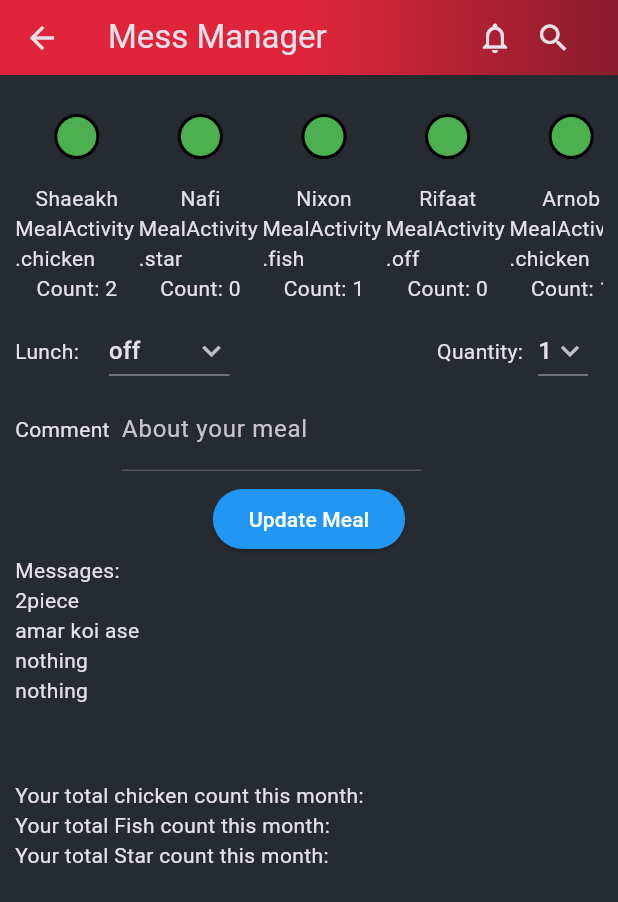
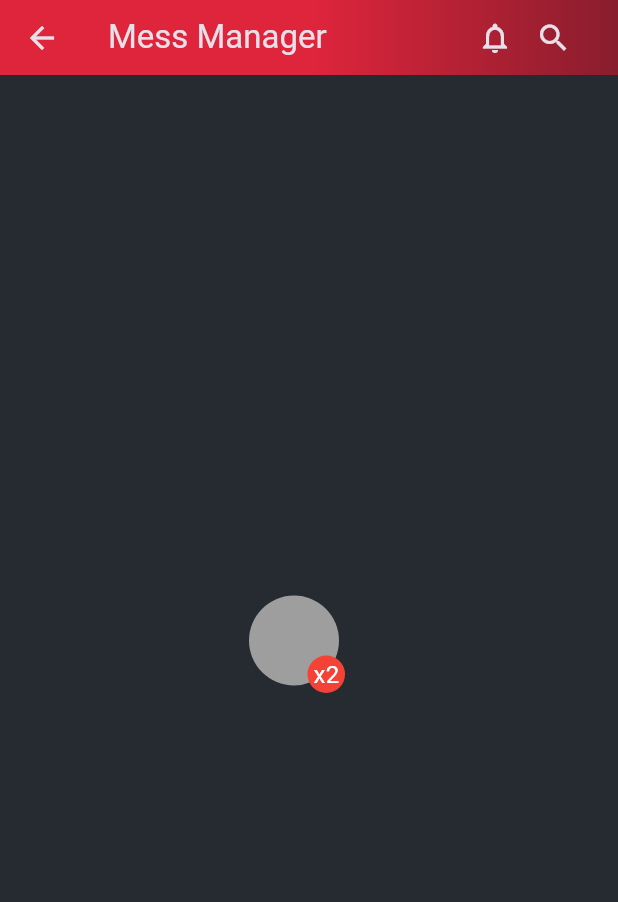
Before and after one commit to nafi-ullah/Mess-Manager, a Flutter app: the DummyHomePage screen opened directly, on a phone screen of 412 x 824 dp. Shown: the top 902 px of the screen. Run offline on Flutter 3.47's test engine with Material 3 defaults, Android fonts, the phone set to English and light mode, and no system bars; our stand-ins replace curved_navigation_bar, font_awesome_flutter, google_fonts, shared_preferences, socket_io_client; missing offline and left inert: zego_uikit_prebuilt_call; accounts and stored records are empty.

Commit message:
meal design done

```diff
--- a/lib/dummydata/dummy widgets.dart
+++ b/lib/dummydata/dummy widgets.dart
@@ -15,24 +15,6 @@ class DummyHomePage extends StatefulWidget {
 
 class _DummyHomePageState extends State<DummyHomePage> {
 
-  // Initial Selected Value
-  String dropdownvalue = 'off';
-  String mealCvalue= '1';
-  final _msgController = TextEditingController();
-  // List of items in our dropdown menu
-  // var items = [
-  //   'off',
-  //   'chicken',
-  //   'fish',
-  //   'star'
-  // ];
-  @override
-  void dispose() {
-    _msgController.dispose();
-    //_msgController.clear();
-
-    super.dispose();
-  }
 
   @override
   Widget build(BuildContext context) {
@@ -70,134 +52,47 @@ class _DummyHomePageState extends State<DummyHomePage> {
           ),
         ),
       ),
-      body: Padding(
-        padding: const EdgeInsets.all(10.0),
-        child: SingleChildScrollView(
-          child: Column(
-            //mainAxisAlignment: MainAxisAlignment.center,
-            crossAxisAlignment: CrossAxisAlignment.start,
+      body: Center(
+        child: SizedBox(
+          height: 80,
+          width: 80,
+          child: Stack(
             children: [
-              EveryOneMeal(),
-              Row(
-                children: [
-                  Text('Lunch:'),
-                  SizedBox(width: 20,),
-                  DropdownButton(
-
-                    // Initial Value
-                    value: dropdownvalue,
-
-                    // Down Arrow Icon
-                    icon: const Icon(Icons.keyboard_arrow_down),
-
-                    // Array list of items
-                    items: mealCategory.map((String items) {
-                      return DropdownMenuItem(
-                        value: items,
-                        child: Text(items),
-                      );
-                    }).toList(),
-                    // After selecting the desired option,it will
-                    // change button value to selected value
-                    onChanged: (String? newValue) {
-                      setState(() {
-                        dropdownvalue = newValue!;
-                      });
-                    },
+              Positioned(
+                top: 0,
+                child: CircleAvatar(
+                  radius: 30,
+                  backgroundColor: Colors.grey,
+                  foregroundImage: null,
+                ),
+              ),
+              Positioned(
+                bottom: 15,
+                right: 16,
+                child: Container(
+                  width: 25.0,
+                  height: 25.0,
+                  decoration: BoxDecoration(
+                    shape: BoxShape.circle,
+                    color: Colors.red,
                   ),
-                  Spacer(),
-                  SizedBox(width: 10,),
-                  Text('Quantity:'),
-                  SizedBox(width: 10,),
-                  Padding(
-                    padding: const EdgeInsets.only(right: 10.0),
-                    child: DropdownButton(
-
-                      // Initial Value
-                      value: mealCvalue,
-
-                      // Down Arrow Icon
-                      icon: const Icon(Icons.keyboard_arrow_down),
-
-                      // Array list of items
-                      items: mealCnt.map((String items) {
-                        return DropdownMenuItem(
-                          value: items,
-                          child: Text(items),
-                        );
-                      }).toList(),
-                      // After selecting the desired option,it will
-                      // change button value to selected value
-                      onChanged: (String? newValue) {
-                        setState(() {
-                          mealCvalue = newValue!;
-                        });
-                      },
-                    ),
-                  ),
-
-                ],
-              ),
-              Row(
-                children: [
-                  const Text('Comment'),
-                  const SizedBox(width: 8,),
-                  SizedBox(
-                    width: 200,
-                    child: TextField(
-                      controller: _msgController,
-                      //keyboardType: TextInputType.number,
-                      decoration: const InputDecoration(
-                        //prefixText: '\$ ',
-                        label: Text('About your meal'),
+                  child: Center(
+                    child: Text(
+                      'x2',
+                      style: TextStyle(
+                        color: Colors.white,
+                        fontSize: 16.0,
                       ),
                     ),
                   ),
-
-                ],
-              ),
-              const SizedBox(height: 8.0,),
-              Row(
-                mainAxisAlignment: MainAxisAlignment.center,
-                children: [
-                  ElevatedButton(onPressed: (){
-
-                    print(_msgController.text);
-                    print(mealCvalue);
-                    print(dropdownvalue);
-                    _msgController.clear();
-                  },
-                      style: ElevatedButton.styleFrom(
-                        backgroundColor: Colors.blue,
-                      ),
-                      child: const Text('Update Meal',
-                        style: TextStyle(
-                          color: Colors.white,
-                        ),
-                      )),
-                ],
-              ),
-              Text('Messages:'),
-              SizedBox(
-                //flex:2,
-                height: 80,
-                child: ListView.builder(
-                  //scrollDirection: Axis.horizontal,
-                  itemCount: membersInfo.length,
-                  //itemExtent: itemWidth,
-                  itemBuilder: (ctx, index)=> Text(
-                    membersInfo[index].personalMsg,
-                  ),
                 ),
               ),
-              SizedBox(height: 50,),
-              Text("Your total chicken count this month: "),
-              Text("Your total Fish count this month: "),
-              Text("Your total Star count this month: "),
+
+
             ],
           ),
         ),
-      ),
+      )
     );
   }
 }
--- a/lib/main.dart
+++ b/lib/main.dart
@@ -1,5 +1,6 @@
 import 'package:flutter/material.dart';
 import 'package:mess_app/constants/constants.dart';
+import 'package:mess_app/dummydata/dummy%20widgets.dart';
 import 'package:mess_app/models/auth_model.dart';
 import 'package:mess_app/provider/user_provider.dart';
 import 'package:mess_app/router.dart';
@@ -56,7 +57,7 @@ class _MyAppState extends State<MyApp> {
         ),
       ),
       onGenerateRoute: (settings) => generateRoute(settings),
-      home: ChatCommunication()//Provider.of<UserProvider>(context, listen: false).user.token.isNotEmpty ? const MyHomePage() : const WelcomeScreen()
+      home: Provider.of<UserProvider>(context, listen: false).user.token.isNotEmpty ? const MyHomePage() : const WelcomeScreen()
     );
   }
 }
--- a/lib/screens/feedScreen.dart
+++ b/lib/screens/feedScreen.dart
@@ -115,7 +115,7 @@ class _FeedState extends State<Feed> {
         meals == null ? SizedBox(
             height: 200,
             child: Loader()) : SizedBox(
-            height: 200,
+            height: 150,
             child: content),
         SizedBox(
           height: 12,
```
Also changed, not shown: lib/widgets/mealstate.dart (+85 -19 lines).
